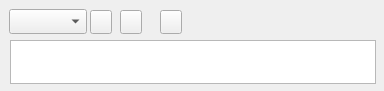
Above: ui/editortagmanager.ui from pwizard2/robojournal before the change. Below: the same form after it.
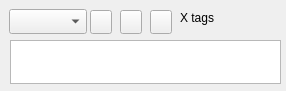
That is the form after the change. Icons and pictures are not drawn.

Commit message: added shared tagging class

Diff of the .ui file:
```diff
--- a/ui/editortagmanager.ui
+++ b/ui/editortagmanager.ui
@@ -6,7 +6,7 @@
    <rect>
     <x>0</x>
     <y>0</y>
-    <width>384</width>
+    <width>286</width>
     <height>91</height>
    </rect>
   </property>
@@ -24,10 +24,19 @@
     <rect>
      <x>10</x>
      <y>40</y>
-     <width>366</width>
+     <width>271</width>
      <height>44</height>
     </rect>
    </property>
+   <property name="flow">
+    <enum>QListView::LeftToRight</enum>
+   </property>
+   <property name="isWrapping" stdset="0">
+    <bool>true</bool>
+   </property>
+   <property name="spacing">
+    <number>19</number>
+   </property>
   </widget>
   <widget class="QToolButton" name="NewTag">
    <property name="geometry">
@@ -72,7 +81,7 @@
   <widget class="QToolButton" name="RemoveTag">
    <property name="geometry">
     <rect>
-     <x>160</x>
+     <x>150</x>
      <y>10</y>
      <width>22</width>
      <height>24</height>
@@ -99,6 +108,19 @@
     </rect>
    </property>
   </widget>
+  <widget class="QLabel" name="TagCount">
+   <property name="geometry">
+    <rect>
+     <x>180</x>
+     <y>10</y>
+     <width>101</width>
+     <height>16</height>
+    </rect>
+   </property>
+   <property name="text">
+    <string>X tags</string>
+   </property>
+  </widget>
  </widget>
  <resources>
   <include location="../images.qrc"/>
```
Left out of the diff: 4 changed lines with no effect on the pictures. The commit also changes 8 other files.
